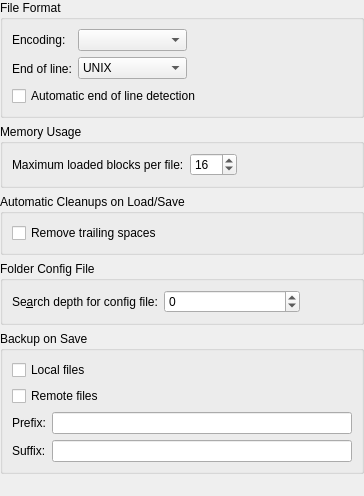
The window that part/part/ui/opensaveconfigwidget.ui (KDE/kate) describes before a commit, drawn with Qt 5.
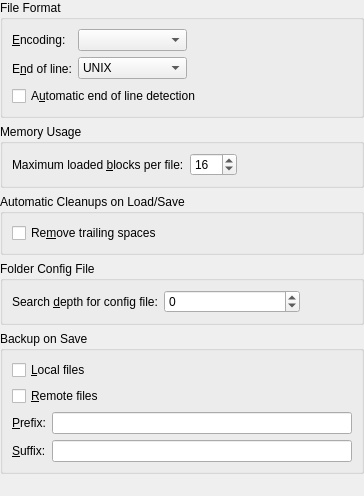
The same window after the commit.

Commit message: move What's This help into ui-files.

```diff
--- a/part/part/ui/opensaveconfigwidget.ui
+++ b/part/part/ui/opensaveconfigwidget.ui
@@ -55,7 +55,7 @@
         <item row="0" column="0" >
          <widget class="QLabel" name="lblEncoding" >
           <property name="text" >
-           <string>Encoding:</string>
+           <string>&amp;Encoding:</string>
           </property>
           <property name="buddy" >
            <cstring>cmbEncoding</cstring>
@@ -65,7 +65,7 @@
         <item row="1" column="0" >
          <widget class="QLabel" name="lblEOL" >
           <property name="text" >
-           <string>End of line:</string>
+           <string>E&amp;nd of line:</string>
           </property>
           <property name="buddy" >
            <cstring>cmbEOL</cstring>
@@ -102,7 +102,7 @@
          <string>If this option is enabled the editor will autodetect the end of line type. The first found end of line type will be used for the whole file.</string>
         </property>
         <property name="text" >
-         <string>Automatic end of line detection</string>
+         <string>A&amp;utomatic end of line detection</string>
         </property>
        </widget>
       </item>
@@ -124,7 +124,7 @@
       <item>
        <widget class="QLabel" name="lblBlocks" >
         <property name="text" >
-         <string>Maximum loaded blocks per file:</string>
+         <string>Maximum loaded &amp;blocks per file:</string>
         </property>
         <property name="buddy" >
          <cstring>sbBlockCount</cstring>
@@ -184,7 +184,7 @@
          <string>The editor will automatically eliminate extra spaces at the ends of lines of text while loading/saving the file. This change is only visible after a save if you reload the file.</string>
         </property>
         <property name="text" >
-         <string>Remove trailing spaces</string>
+         <string>Re&amp;move trailing spaces</string>
         </property>
        </widget>
       </item>
@@ -214,7 +214,7 @@
         <item>
          <widget class="QLabel" name="label" >
           <property name="text" >
-           <string>Se&amp;arch depth for config file:</string>
+           <string>Search &amp;depth for config file:</string>
           </property>
           <property name="buddy" >
            <cstring>sbConfigFileSearchDepth</cstring>
@@ -290,14 +290,14 @@
          <string>If this option is enabled, backups for remote files will be created when saving.</string>
         </property>
         <property name="text" >
-         <string>Remote files</string>
+         <string>&amp;Remote files</string>
         </property>
        </widget>
       </item>
       <item row="2" column="0" >
        <widget class="QLabel" name="label_5" >
         <property name="text" >
-         <string>Prefix:</string>
+         <string>&amp;Prefix:</string>
         </property>
         <property name="buddy" >
          <cstring>edtBackupPrefix</cstring>
@@ -307,7 +307,7 @@
       <item row="3" column="0" >
        <widget class="QLabel" name="label_6" >
         <property name="text" >
-         <string>Suffix:</string>
+         <string>&amp;Suffix:</string>
         </property>
         <property name="buddy" >
          <cstring>edtBackupSuffix</cstring>
@@ -320,7 +320,7 @@
          <string>If this option is enabled, backups for local files will be created when saving.</string>
         </property>
         <property name="text" >
-         <string>Local files</string>
+         <string>&amp;Local files</string>
         </property>
        </widget>
       </item>
```
The commit also changes 4 other files.
